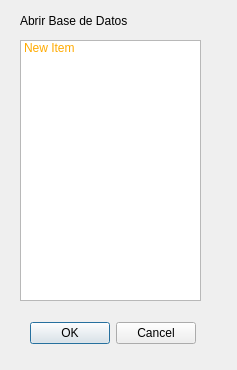
This is openWindow.ui in nanomolina/controlDeGastos as Qt 5 draws it before an edit. The edited form follows.
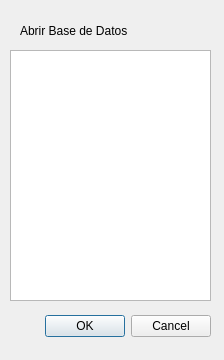
This is the edited form.

Commit message: ventana abrir

What changed in the file:
```diff
--- a/openWindow.ui
+++ b/openWindow.ui
@@ -1,45 +1,30 @@
 <?xml version="1.0" encoding="UTF-8"?>
 <ui version="4.0">
- <class>Form</class>
- <widget class="QWidget" name="Form">
+ <class>Dialog</class>
+ <widget class="QDialog" name="Dialog">
   <property name="geometry">
    <rect>
     <x>0</x>
     <y>0</y>
-    <width>237</width>
-    <height>370</height>
+    <width>224</width>
+    <height>360</height>
    </rect>
   </property>
   <property name="windowTitle">
    <string>Form</string>
   </property>
-  <widget class="QListWidget" name="listWidget">
-   <property name="geometry">
-    <rect>
-     <x>20</x>
-     <y>40</y>
-     <width>181</width>
-     <height>261</height>
-    </rect>
-   </property>
-   <property name="styleSheet">
-    <string notr="true">color: rgb(255, 170, 0);</string>
-   </property>
-   <item>
-    <property name="text">
-     <string>New Item</string>
-    </property>
-   </item>
-  </widget>
   <widget class="QDialogButtonBox" name="buttonBox">
    <property name="geometry">
     <rect>
-     <x>20</x>
-     <y>320</y>
-     <width>176</width>
-     <height>27</height>
+     <x>30</x>
+     <y>310</y>
+     <width>181</width>
+     <height>32</height>
     </rect>
    </property>
+   <property name="orientation">
+    <enum>Qt::Horizontal</enum>
+   </property>
    <property name="standardButtons">
     <set>QDialogButtonBox::Cancel|QDialogButtonBox::Ok</set>
    </property>
@@ -48,18 +33,25 @@
    <property name="geometry">
     <rect>
      <x>20</x>
-     <y>0</y>
-     <width>181</width>
-     <height>41</height>
+     <y>20</y>
+     <width>161</width>
+     <height>21</height>
     </rect>
    </property>
-   <property name="styleSheet">
-    <string notr="true"/>
-   </property>
    <property name="text">
     <string>Abrir Base de Datos</string>
    </property>
   </widget>
+  <widget class="QListWidget" name="listWidget">
+   <property name="geometry">
+    <rect>
+     <x>10</x>
+     <y>50</y>
+     <width>201</width>
+     <height>251</height>
+    </rect>
+   </property>
+  </widget>
  </widget>
  <resources/>
  <connections/>
```
Left out of the diff: 37 changed lines with no effect on the pictures. The commit also changes 4 other files.
